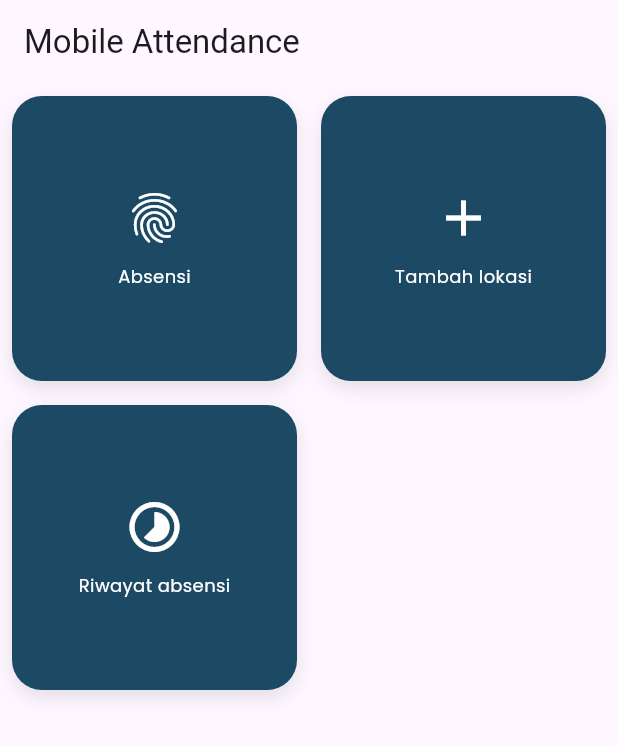
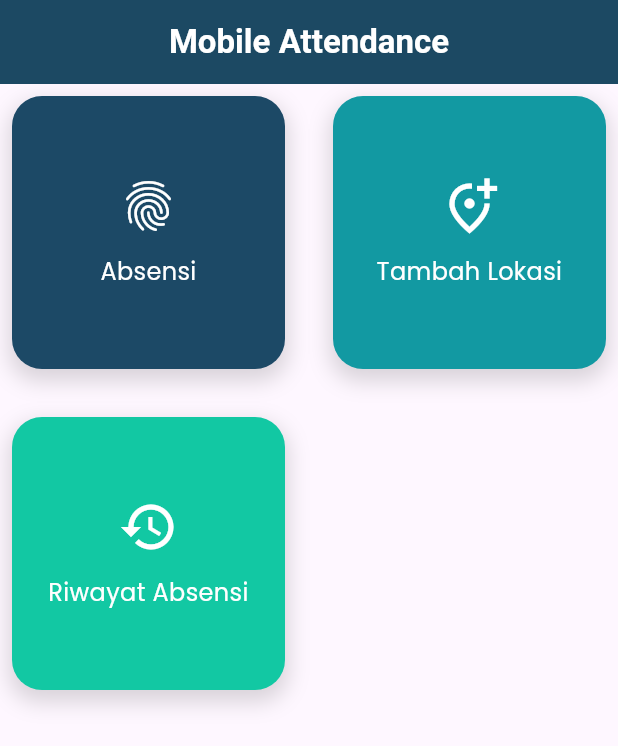
Before and after one commit to Mercuriallz/sqflite-attendance, a Flutter app: the screen it shows after launch, on a phone screen of 412 x 824 dp. Shown: the top 746 px of the screen. Run offline on Flutter 3.47's test engine with Material 3 defaults, Android fonts, the phone set to English and light mode, and no system bars; our stand-ins replace flutter_easyloading, geocoding, geolocator, google_fonts, sqflite; accounts and stored records are empty.

Commit message:
major update

```diff
--- a/lib/constant/card.dart
+++ b/lib/constant/card.dart
@@ -1,10 +1,11 @@
+import 'package:attend_mobile/constant/text_style.dart';
 import 'package:flutter/material.dart';
 
 Widget buildMenuCard({
   required VoidCallback onTap,
   required IconData icon,
   required String text,
-  required TextStyle textColor,
+  TextStyle? textStyle,
   required Color color,
   double width = 0,
   double height = 0,
@@ -13,14 +14,16 @@ Widget buildMenuCard({
     onTap: onTap,
     child: Container(
       margin: const EdgeInsets.all(8.0),
+      padding: const EdgeInsets.symmetric(horizontal: 12.0, vertical: 16.0),
       decoration: BoxDecoration(
         color: color,
         borderRadius: BorderRadius.circular(20),
         boxShadow: [
           BoxShadow(
-            color: Colors.black.withOpacity(0.1),
-            blurRadius: 10,
-            offset: const Offset(0, 5),
+            color: Colors.black.withOpacity(0.15),
+            blurRadius: 12,
+            spreadRadius: 2,
+            offset: const Offset(0, 6),
           ),
         ],
       ),
@@ -30,8 +33,12 @@ Widget buildMenuCard({
         mainAxisAlignment: MainAxisAlignment.center,
         children: [
           Icon(icon, color: Colors.white, size: 40),
-          const SizedBox(height: 10),
-          Text(text, style: textColor),
+          const SizedBox(height: 12),
+          Text(
+            text,
+            style: largeWhiteText,
+            textAlign: TextAlign.center,
+          ),
         ],
       ),
     ),
--- a/lib/presentation/home.dart
+++ b/lib/presentation/home.dart
@@ -1,8 +1,7 @@
 import 'package:attend_mobile/constant/card.dart';
-import 'package:attend_mobile/constant/textstyle.dart';
-import 'package:attend_mobile/presentation/add.location.dart';
+import 'package:attend_mobile/presentation/add_location.dart';
 import 'package:attend_mobile/presentation/attendance.dart';
-import 'package:attend_mobile/presentation/history.attendance.dart';
+import 'package:attend_mobile/presentation/history_attendance.dart';
 import 'package:flutter/material.dart';
 import 'package:geocoding/geocoding.dart';
 
@@ -22,24 +21,26 @@ class _HomeState extends State<Home> {
         MediaQuery.of(context).orientation == Orientation.landscape;
     var screenWidth = MediaQuery.of(context).size.width;
 
-    var totalGrid = 0;
-    if (isLandscape) {
-      if (screenWidth > 700) {
-        totalGrid = 3;
-      } else {
-        totalGrid = 2;
-      }
-    } else {
-      totalGrid = 2;
-    }
+    var totalGrid = isLandscape && screenWidth > 700 ? 3 : 2;
+
     return Scaffold(
       appBar: AppBar(
-        title: const Text('Mobile Attendance'),
+        title: const Text(
+          'Mobile Attendance',
+          style: TextStyle(
+            fontWeight: FontWeight.bold,
+            fontSize: 22,
+            color: Colors.white,
+          ),
+        ),
+        centerTitle: true,
+        backgroundColor: const Color(0xFF1C4963),
+        elevation: 0,
       ),
       body: GridView.count(
         crossAxisCount: totalGrid,
-        primary: false,
-        shrinkWrap: true,
+        crossAxisSpacing: 16,
+        mainAxisSpacing: 16,
         children: [
           buildMenuCard(
             onTap: () {
@@ -50,18 +51,16 @@ class _HomeState extends State<Home> {
             },
             icon: Icons.fingerprint,
             text: "Absensi",
-            textColor: smallWhiteText,
-            color: const Color(0xFF1C4963),
+            color: const Color(0xFF1C4966),
           ),
           buildMenuCard(
             onTap: () {
               Navigator.push(context,
                   MaterialPageRoute(builder: (context) => const AddLocation()));
             },
-            icon: Icons.add,
-            text: "Tambah lokasi",
-            textColor: smallWhiteText,
-            color: const Color(0xFF1C4963),
+            icon: Icons.add_location_alt_outlined,
+            text: "Tambah Lokasi",
+            color: const Color(0xFF1299A2),
           ),
           buildMenuCard(
             onTap: () {
@@ -70,10 +69,9 @@ class _HomeState extends State<Home> {
                   MaterialPageRoute(
                       builder: (context) => const AttendanceHistoryPage()));
             },
-            icon: Icons.timelapse,
-            text: "Riwayat absensi",
-            textColor: smallWhiteText,
-            color: const Color(0xFF1C4963),
+            icon: Icons.history,
+            text: "Riwayat Absensi",
+            color: const Color(0xFF12C8A3),
           ),
         ],
       ),
--- a/pubspec.yaml
+++ b/pubspec.yaml
@@ -41,6 +41,8 @@ dependencies:
   path_provider: ^2.0.9
   flutter_easyloading: ^3.0.5
   google_fonts: ^6.2.1
+  intl: ^0.19.0
+  path: ^1.9.0
 
 dev_dependencies:
   flutter_test:
```
Also changed, not shown: lib/constant/text_style.dart (added, +37 -0 lines), lib/constant/textstyle.dart (deleted, +0 -13 lines), lib/presentation/add_location.dart (renamed from lib/presentation/add.location.dart, +27 -12 lines), lib/presentation/attendance.dart (+38 -17 lines), lib/presentation/history.attendance.dart (deleted, +0 -80 lines), lib/presentation/history_attendance.dart (added, +116 -0 lines), lib/db_offline/database_offline.dart (renamed from lib/db_offline/database.offline.dart), pubspec.lock.
